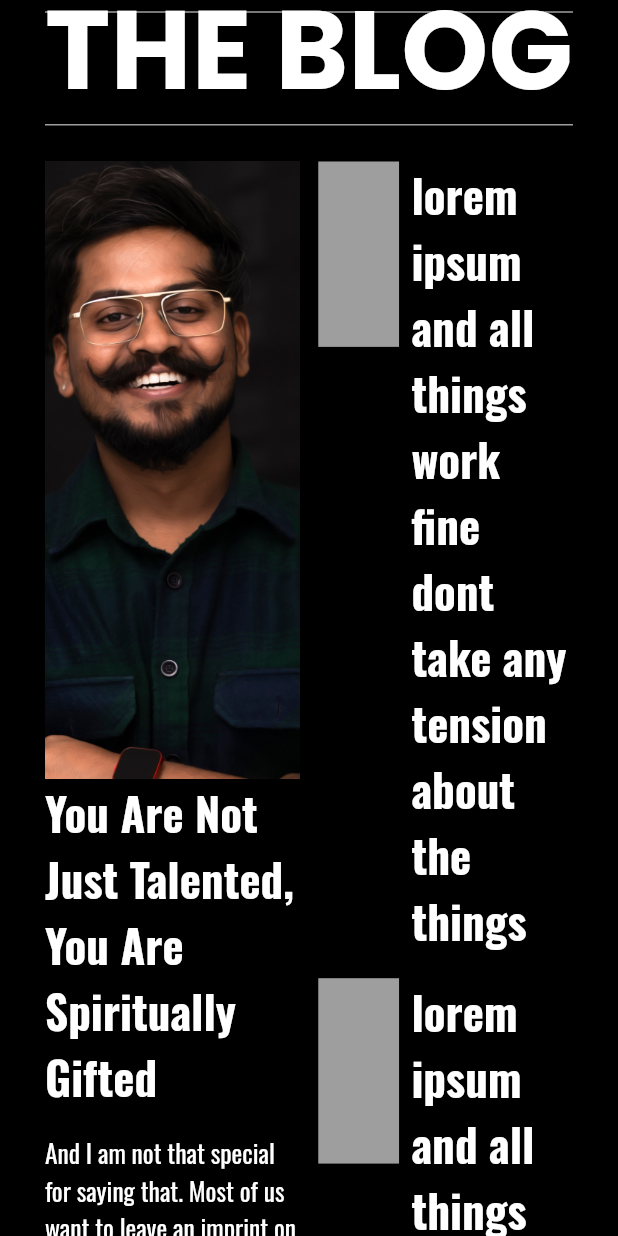
After one commit to VSD01/truly_untold, a Flutter app: the BlogsScreen screen opened by its route, on a phone screen of 412 x 824 dp. The commit adds this screen. Run offline on Flutter 3.47's test engine with Material 2 defaults, Android fonts, the phone set to English and light mode, and no system bars; our stand-ins replace animated_text_kit, cloud_firestore, firebase_core, firebase_storage, flutter_screenutil, get and 4 more; missing offline and left inert: dart:html, get_ip_address; accounts and stored records are empty.

Commit message:
all done

```diff
--- a/lib/app/navigators/app_pages.dart
+++ b/lib/app/navigators/app_pages.dart
@@ -39,5 +39,13 @@ class AppPages {
       binding: AddImageBinding(),
       transition: Transition.fadeIn,
     ),
+
+    GetPage<BlogsScreen>(
+      name: Routes.blogs,
+      transitionDuration: transitionDuration,
+      page: BlogsScreen.new,
+      binding: BlogsBinding(),
+      transition: Transition.fadeIn,
+    ),
   ];
 }
--- a/lib/app/navigators/app_routes.dart
+++ b/lib/app/navigators/app_routes.dart
@@ -3,4 +3,5 @@ class Routes {
    static String gallery = '/gallery-screen';
   static String addVlog = '/addVlog-screen';
   static String addImage = '/addImage-screen';
+  static String blogs = '/blogs-screen';
 }
--- a/lib/app/navigators/route_management.dart
+++ b/lib/app/navigators/route_management.dart
@@ -14,4 +14,8 @@ class NavigateTo {
     static void addImageScreen(){
     Get.toNamed(Routes.addImage);
   }
+
+    static void blogsScreen(){
+    Get.toNamed(Routes.blogs);
+  }
 }
--- a/lib/app/pages/add_vlog/add_vlog_controller.dart
+++ b/lib/app/pages/add_vlog/add_vlog_controller.dart
@@ -6,7 +6,7 @@ import 'dart:typed_data';
 
 import 'package:firebase_storage/firebase_storage.dart';
 import 'package:cloud_firestore/cloud_firestore.dart';
-import 'package:file_picker/file_picker.dart';
+
 import 'package:flutter/widgets.dart';
 import 'package:get/get.dart';
 
@@ -16,9 +16,9 @@ class AddVlogController extends GetxController{
   var descriptionController=TextEditingController();
 
 /// all variable here
-   PlatformFile? pickedFile;
+
   var image='';
-  FilePickerResult? result;
+
 
   FocusNode  isFocused=FocusNode();
 
@@ -35,7 +35,9 @@ String coverImageUrl='';
     FirebaseStorage fs = FirebaseStorage.instance;
     input.click();
     input.onChange.listen((event) {
-      final file = input.files!.first;
+      print('loading-------------------');
+
+        final file = input.files!.first;
       final reader = FileReader();
       reader.readAsDataUrl(file);
       reader.onLoadEnd.listen((event) async {
@@ -46,6 +48,7 @@ String coverImageUrl='';
           print('imageurl---------$coverImageUrl');
         update();
       });
+
     });
 
   }
--- a/lib/app/pages/add_vlog/widget/add_vlog_widget.dart
+++ b/lib/app/pages/add_vlog/widget/add_vlog_widget.dart
@@ -1,9 +1,7 @@
 import 'dart:io';
 
-import 'package:file_picker/file_picker.dart';
 import 'package:flutter/material.dart';
 import 'package:get/get.dart';
-import 'package:image_picker/image_picker.dart';
 import 'package:practise1/app/app.dart';
 import 'package:practise1/app/pages/add_vlog/add_vlog_controller.dart';
 
--- /dev/null
+++ b/lib/app/pages/blogs/blogs_binding.dart
@@ -0,0 +1,9 @@
+import 'package:get/get.dart';
+import 'package:practise1/app/pages/blogs/blogs_controller.dart';
+
+class BlogsBinding extends Bindings{
+  @override
+  void dependencies() {
+    Get.lazyPut(() => BlogsController(),fenix: true,);
+  }
+}
--- /dev/null
+++ b/lib/app/pages/blogs/blogs_controller.dart
@@ -0,0 +1,5 @@
+import 'package:get/get.dart';
+
+class BlogsController extends GetxController{
+
+}
--- /dev/null
+++ b/lib/app/pages/blogs/blogs_pages.dart
@@ -0,0 +1,4 @@
+export 'blogs_view.dart';
+export 'blogs_controller.dart';
+export 'blogs_binding.dart';
+export 'widget/blogs_widget.dart';
--- /dev/null
+++ b/lib/app/pages/blogs/blogs_view.dart
@@ -0,0 +1,15 @@
+import 'package:flutter/material.dart';
+import 'package:flutter/src/widgets/framework.dart';
+import 'package:flutter/src/widgets/placeholder.dart';
+import 'package:practise1/app/app.dart';
+
+class BlogsScreen extends StatelessWidget {
+  const BlogsScreen({super.key});
+
+  @override
+  Widget build(BuildContext context) {
+    return const Scaffold(
+      body: BlogsWidget(),
+    );
+  }
+}
--- /dev/null
+++ b/lib/app/pages/blogs/widget/blogs_widget.dart
@@ -0,0 +1,90 @@
+import 'package:flutter/material.dart';
+import 'package:flutter/src/widgets/framework.dart';
+import 'package:flutter/src/widgets/placeholder.dart';
+import 'package:get/get.dart';
+import 'package:practise1/app/app.dart';
+import 'package:practise1/app/theme/app_textstyles.dart';
+
+class BlogsWidget extends StatelessWidget {
+  const BlogsWidget({super.key});
+
+  @override
+  Widget build(BuildContext context) {
+    return SafeArea(
+      child:GestureDetector(
+        onTap: () => FocusManager.instance.primaryFocus!.unfocus(),
+        child: SingleChildScrollView(
+          child: Column(
+            children: [
+              Container(
+
+                padding: EdgeInsets.symmetric(horizontal: Responsive.isMobile(context)?30: 200),
+                color: Colors.black,
+                child: Column(
+                  children: [
+                    Divider(color: Colors.grey,thickness: 1,),
+
+                    FittedBox(
+                      fit: BoxFit.fitWidth,
+                      child: Text('THE BLOG',style:AppTextStyle.veryLarge_700)),
+                       Divider(color: Colors.grey,thickness: 1,),
+                        SizedBox(height: Get.height*0.02,),
+                    Row(
+                     crossAxisAlignment: CrossAxisAlignment.start,
+                      children: [
+                        Expanded(child: Column(
+                        crossAxisAlignment: CrossAxisAlignment.start,
+                          children: [
+                            Container(
+                              height: Get.height*0.50,
+                              width: Get.width/2,
+                              decoration: BoxDecoration(
+
+                                image: DecorationImage(fit: BoxFit.cover,image: AssetImage('assets/_VSD8558.jpg'))
+                              ),
+                            ),
+                            Text(
+
+                              'You Are Not Just Talented, You Are Spiritually Gifted',style:AppTextStyle.white_30_700),
+                              SizedBox(height: Get.height*0.02,),
+                            Text('And I am not that special for saying that. Most of us want to leave an imprint on the world that makes it better.'
+                             'Sure, maybe our ambitions are vastly different. Some of us dream of influencing the WHOLE world while'
+                              'some of us see OUR world as the people we aim to influence.',style: AppTextStyle.white_17_400,)
+                          ],
+                        )),
+                        SizedBox(width: Get.width*0.03,),
+                        Expanded(child: ListView.separated(
+                          shrinkWrap: true,
+                          itemBuilder: (BuildContext context,int index){
+                          return Row(
+                            crossAxisAlignment: CrossAxisAlignment.start,
+                            children: [
+                              Expanded(
+                                flex: 1,
+                                child: Container(
+                                 height: Get.height*0.15,
+
+                                 color: Colors.grey,
+                                ),
+                              ),
+                              SizedBox(width: Get.width*0.02,),
+                              Expanded(
+                                flex: 2,
+                                child: Text('lorem ipsum and all things work fine dont take any tension about the things',style: AppTextStyle.white_30_700,))
+                            ],
+                          );
+                        }, separatorBuilder: (BuildContext context,int index){
+                          return SizedBox(height: Get.height*0.02,);
+                        }, itemCount: 3))
+                      ],
+                    ),
+                  ],
+                ),
+              )
+            ],
+          ),
+        ),
+      ) ,
+    );
+  }
+}
--- a/lib/app/pages/home/home_controller.dart
+++ b/lib/app/pages/home/home_controller.dart
@@ -2,6 +2,7 @@ import 'package:flutter/animation.dart';
 import 'package:flutter/material.dart';
 import 'package:get/get.dart';
 import 'package:get_ip_address/get_ip_address.dart';
+import 'package:hive/hive.dart';
 import 'package:video_player/video_player.dart';
 
 
@@ -11,10 +12,12 @@ class HomeController extends GetxController
   AnimationController? controller;
   var drawerPageKey = GlobalKey<ScaffoldState>();
 var isIpmatched=true;
+  Box? box;
 
    getIpAdress()async{
 var ipAddress =  IpAddress();
    dynamic data = await ipAddress.getIpAddress() as String ? ?? '';
+   box!.put('ipAdress', data);
   if(data=='122.173.29.168'){
  isIpmatched=true;
   }else
@@ -43,5 +46,6 @@ var ipAddress =  IpAddress();
 
 
     super.onInit();
-  }
+    box=Hive.box('ttu');
+     }
 }
--- a/lib/app/pages/home/home_view.dart
+++ b/lib/app/pages/home/home_view.dart
@@ -43,6 +43,7 @@ Widget webAppBar() {
               GestureDetector(
                 onTap: () {
                   Get.dialog(AboutScreen());
+
                 },
                 child: Text(
                   'About',
@@ -72,7 +73,7 @@ Widget webAppBar() {
               ),
               GestureDetector(
                 onTap: (){
-                  NavigateTo.menuPageScreen();
+                  NavigateTo.blogsScreen();
                 },
                 child: Text(
                   'Blog',
--- a/lib/app/pages/pages.dart
+++ b/lib/app/pages/pages.dart
@@ -3,3 +3,4 @@ export 'about/about.dart';
 export 'contact/contact.dart';
 export 'gallery/gallery.dart';
 export 'add_image/add_image_pages.dart';
+export 'blogs/blogs_pages.dart';
--- a/lib/app/theme/app_textstyles.dart
+++ b/lib/app/theme/app_textstyles.dart
@@ -6,6 +6,22 @@ class AppTextStyle {
     color: Colors.white,
     fontSize: 17,
     fontWeight: FontWeight.bold,
+  );
+
+
+ static TextStyle white_30_700 = GoogleFonts.oswald(
+    color: Colors.white,
+    fontSize: 30,
+    fontWeight: FontWeight.bold,
+  );
+
+
+   static TextStyle veryLarge_700 = GoogleFonts.poppins(
+    color: Colors.white,
+    height: 0.8,
+    fontSize: 700,
+    fontWeight: FontWeight.bold,
+
   );
 
   static TextStyle black_17_700 = GoogleFonts.oswald(
--- a/lib/main.dart
+++ b/lib/main.dart
@@ -1,9 +1,12 @@
+import 'dart:io';
+
 import 'package:firebase_core/firebase_core.dart';
 import 'package:flutter/material.dart';
 import 'package:get/get.dart';
 import 'package:practise1/app/app.dart';
 import 'package:flutter_screenutil/flutter_screenutil.dart';
 import 'package:hive/hive.dart';
+import 'package:hive_flutter/hive_flutter.dart';
 
 void main() async {
   try {
@@ -17,6 +20,11 @@ void main() async {
         storageBucket: "truly-untold.appspot.com",
       ),
     );
+      await Hive.initFlutter();
+      await Hive.openBox('ttu');
+
+
+
     runApp(const MyApp());
   } catch (e) {
     debugPrint(e.toString());
--- a/pubspec.yaml
+++ b/pubspec.yaml
@@ -45,10 +45,9 @@ dependencies:
   video_player: ^2.6.0
   cloud_firestore: ^4.4.5
   firebase_core: ^2.8.0
-  image_picker: ^0.8.7
-  file_picker: ^5.2.6
   firebase_storage: ^11.0.16
   hive: ^2.2.3
+  hive_flutter: ^1.1.0
 
 
 
```
Also changed, not shown: pubspec.lock.
